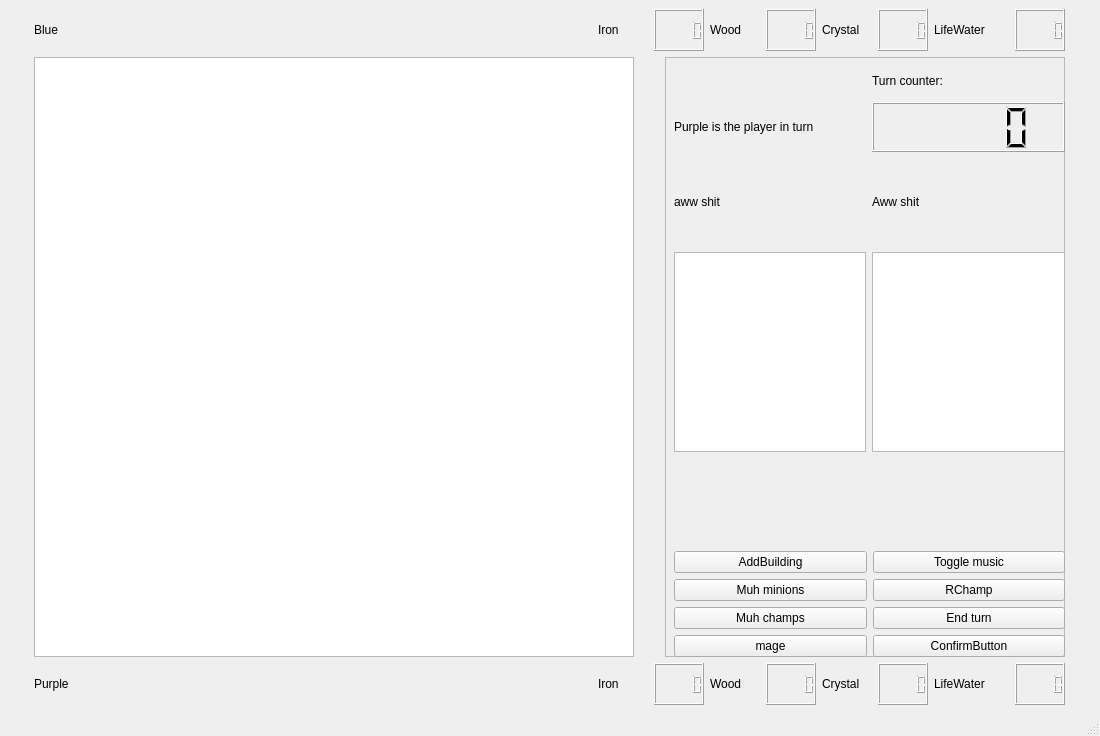
The window that Game/mapwindow.ui (Kujanenj/ohjelmointi3) describes before a commit, drawn with Qt 5.
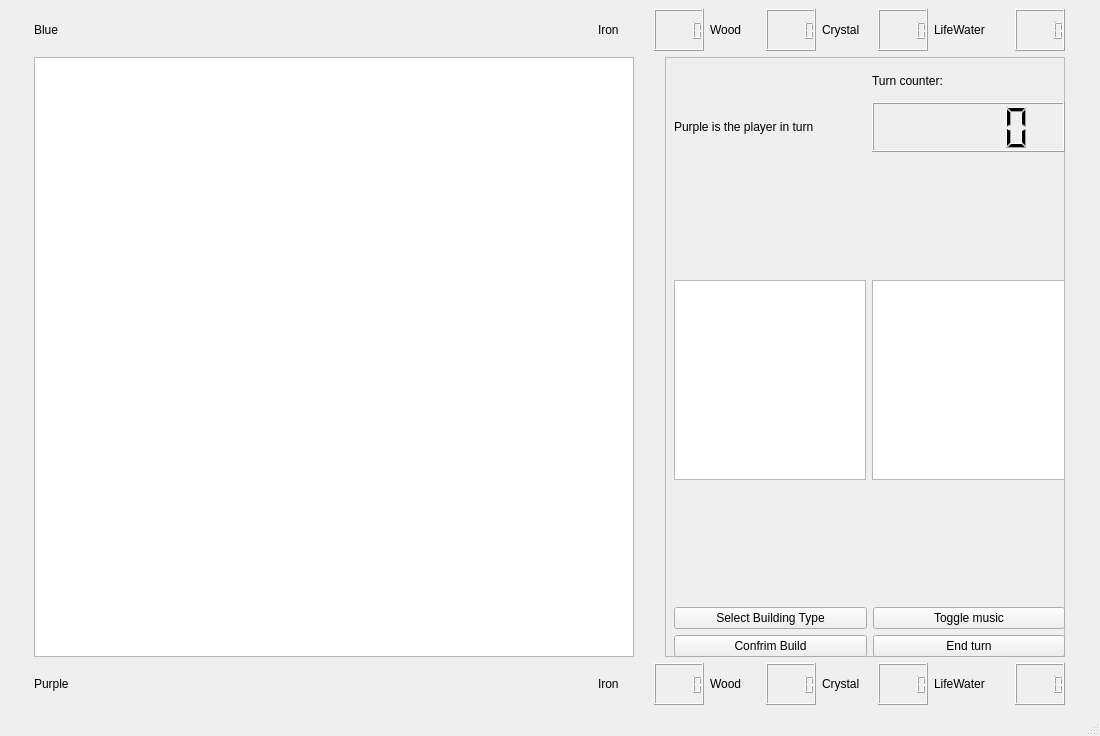
The same window after the commit.

Patch:
```diff
--- a/Game/mapwindow.ui
+++ b/Game/mapwindow.ui
@@ -306,7 +306,7 @@
           <item row="2" column="1">
            <widget class="QLabel" name="label_3">
             <property name="text">
-             <string>Aww shit</string>
+             <string/>
             </property>
            </widget>
           </item>
@@ -349,7 +349,7 @@
           <item row="2" column="0">
            <widget class="QLabel" name="label_2">
             <property name="text">
-             <string>aww shit</string>
+             <string/>
             </property>
            </widget>
           </item>
@@ -401,14 +401,7 @@
             <item row="2" column="0">
              <widget class="QPushButton" name="addButton">
               <property name="text">
-               <string>AddBuilding</string>
-              </property>
-             </widget>
-            </item>
-            <item row="3" column="1">
-             <widget class="QPushButton" name="enemyMinions">
-              <property name="text">
-               <string>RChamp</string>
+               <string>Select Building Type</string>
               </property>
              </widget>
             </item>
@@ -419,38 +412,17 @@
               </property>
              </widget>
             </item>
-            <item row="5" column="1">
-             <widget class="QPushButton" name="confirmButton">
-              <property name="text">
-               <string>ConfirmButton</string>
-              </property>
-             </widget>
-            </item>
-            <item row="4" column="0">
-             <widget class="QPushButton" name="champButton">
-              <property name="text">
-               <string>Muh champs</string>
-              </property>
-             </widget>
-            </item>
-            <item row="4" column="1">
+            <item row="3" column="1">
              <widget class="QPushButton" name="endTurnButton">
               <property name="text">
                <string>End turn</string>
               </property>
              </widget>
             </item>
-            <item row="5" column="0">
-             <widget class="QPushButton" name="mageButton">
-              <property name="text">
-               <string>mage</string>
-              </property>
-             </widget>
-            </item>
             <item row="3" column="0">
-             <widget class="QPushButton" name="minionbutton">
+             <widget class="QPushButton" name="confirmButton">
               <property name="text">
-               <string>Muh minions</string>
+               <string>Confrim Build</string>
               </property>
              </widget>
             </item>
```
